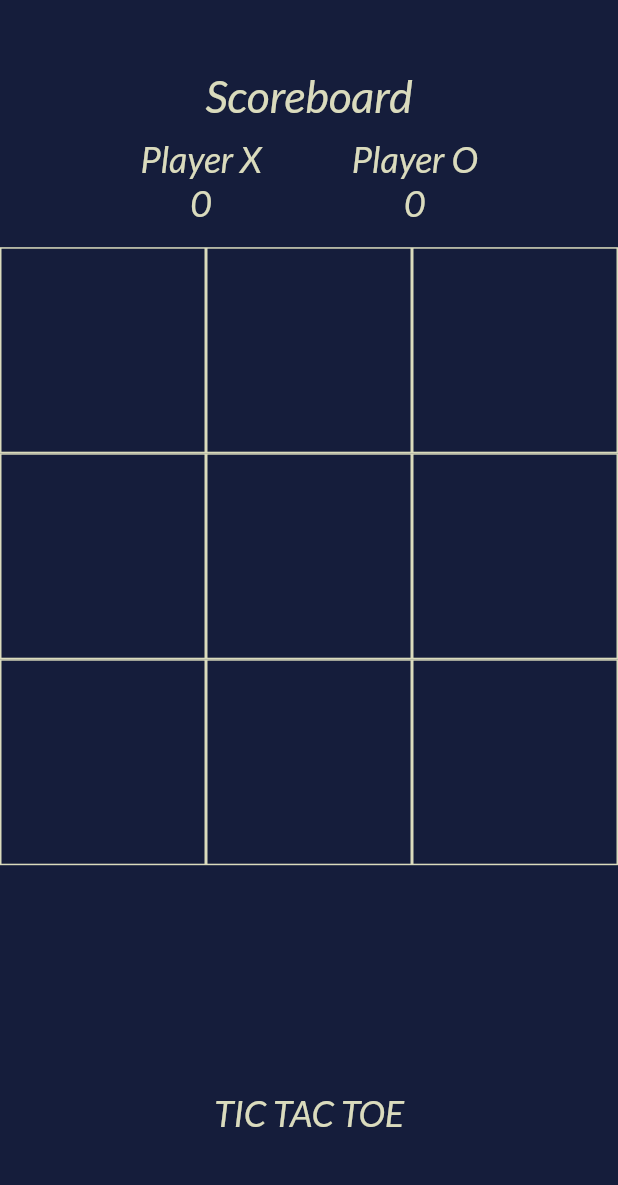
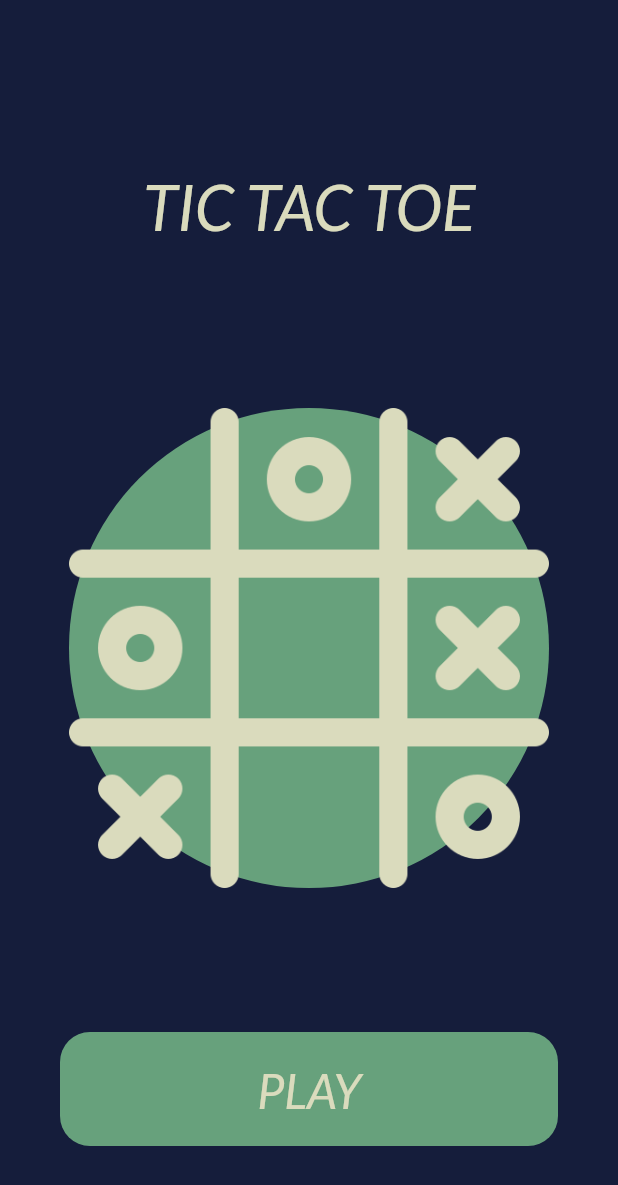
Before and after one commit to PiuPauxD/tic_tac_toe, a Flutter app: the screen it shows after launch, on a phone screen of 412 x 824 dp. Shown: the top 1185 px of the screen. Run offline on Flutter 3.47's test engine with Material 2 defaults, Android fonts, the phone set to English and light mode, and no system bars; our stand-ins replace google_fonts.

Commit message:
add Entry page

```diff
--- /dev/null
+++ b/lib/Pages/entry_page.dart
@@ -0,0 +1,87 @@
+// ignore_for_file: prefer_const_constructors
+
+import 'package:flutter/material.dart';
+import 'package:google_fonts/google_fonts.dart';
+import 'package:tic_tac_toe/Pages/home_page.dart';
+
+class EntryPage extends StatefulWidget {
+  const EntryPage({super.key});
+
+  @override
+  State<EntryPage> createState() => _EntryPageState();
+}
+
+class _EntryPageState extends State<EntryPage> {
+  @override
+  Widget build(BuildContext context) {
+    return Scaffold(
+      backgroundColor: const Color.fromARGB(255, 21, 29, 59),
+      body: SafeArea(
+        child: Column(
+          mainAxisAlignment: MainAxisAlignment.center,
+          children: [
+            const Padding(
+              padding: EdgeInsets.symmetric(vertical: 20),
+            ),
+            Expanded(
+              child: Center(
+                child: Text(
+                  'TIC TAC TOE',
+                  style: GoogleFonts.lato(
+                    fontSize: 42,
+                    fontWeight: FontWeight.w500,
+                    fontStyle: FontStyle.italic,
+                    color: const Color.fromARGB(255, 218, 219, 189),
+                  ),
+                ),
+              ),
+            ),
+            const Expanded(
+              flex: 2,
+              child: CircleAvatar(
+                backgroundColor: Color.fromARGB(255, 103, 161, 124),
+                radius: 160,
+                child: Image(
+                  image: AssetImage('img/tic-tac-toe.png'),
+                  color: Color.fromARGB(255, 218, 219, 189),
+                ),
+              ),
+            ),
+            Expanded(
+              child: GestureDetector(
+                onTap: () {
+                  Navigator.push(
+                    context,
+                    MaterialPageRoute(
+                      builder: (context) => const HomePage(),
+                    ),
+                  );
+                },
+                child: Padding(
+                  padding: EdgeInsets.symmetric(horizontal: 40, vertical: 60),
+                  child: ClipRRect(
+                    borderRadius: BorderRadius.circular(20),
+                    child: Container(
+                      color: const Color.fromARGB(255, 103, 161, 124),
+                      child: Center(
+                        child: Text(
+                          'PLAY',
+                          style: GoogleFonts.lato(
+                            fontSize: 32,
+                            fontWeight: FontWeight.w500,
+                            fontStyle: FontStyle.italic,
+                            color: const Color.fromARGB(255, 218, 219, 189),
+                          ),
+                        ),
+                      ),
+                    ),
+                  ),
+                ),
+              ),
+            ),
+          ],
+        ),
+      ),
+    );
+  }
+}
--- a/lib/Pages/home_page.dart
+++ b/lib/Pages/home_page.dart
@@ -1,3 +1,5 @@
+// ignore_for_file: prefer_const_constructors
+
 import 'package:flutter/material.dart';
 import 'package:google_fonts/google_fonts.dart';
 
@@ -33,7 +35,6 @@ class _HomePageState extends State<HomePage> {
       body: Column(
         children: <Widget>[
           Expanded(
-            child: Container(
             child: Center(
               child: Column(
                 mainAxisAlignment: MainAxisAlignment.center,
@@ -108,7 +109,6 @@ class _HomePageState extends State<HomePage> {
               ),
             ),
           ),
-          ),
           Expanded(
             flex: 3,
             child: GridView.builder(
@@ -142,7 +142,6 @@ class _HomePageState extends State<HomePage> {
             ),
           ),
           Expanded(
-            child: Container(
             child: Center(
               child: Text(
                 'TIC TAC TOE',
@@ -150,7 +149,6 @@ class _HomePageState extends State<HomePage> {
                   fontSize: 24,
                   fontStyle: FontStyle.italic,
                   color: Color.fromARGB(255, 218, 219, 189),
-                  ),
                 ),
               ),
             ),
@@ -170,11 +168,11 @@ class _HomePageState extends State<HomePage> {
         filledBoxes += 1;
       }
       onTurn = !onTurn;
-      _Winner();
+      _winner();
     });
   }
 
-  void _Winner() {
+  void _winner() {
     //1st row
     if (displayExOh[0] == displayExOh[1] &&
         displayExOh[0] == displayExOh[2] &&
@@ -259,7 +257,7 @@ class _HomePageState extends State<HomePage> {
       builder: (BuildContext context) {
         return AlertDialog(
           title: Center(
-            child: Text('Winner is: ' + winner),
+            child: Text('Winner is: $winner'),
           ),
           actions: [
             TextButton(
--- a/lib/main.dart
+++ b/lib/main.dart
@@ -1,11 +1,11 @@
 import 'package:flutter/material.dart';
-import 'package:tic_tac_toe/Pages/home_page.dart';
+import 'package:tic_tac_toe/Pages/entry_page.dart';
 
 void main() {
   runApp(
-    MaterialApp(
+    const MaterialApp(
       debugShowCheckedModeBanner: false,
-      home: HomePage(),
+      home: EntryPage(),
     ),
   );
 }
```
Lines whose indentation alone changed are shown as unchanged.
